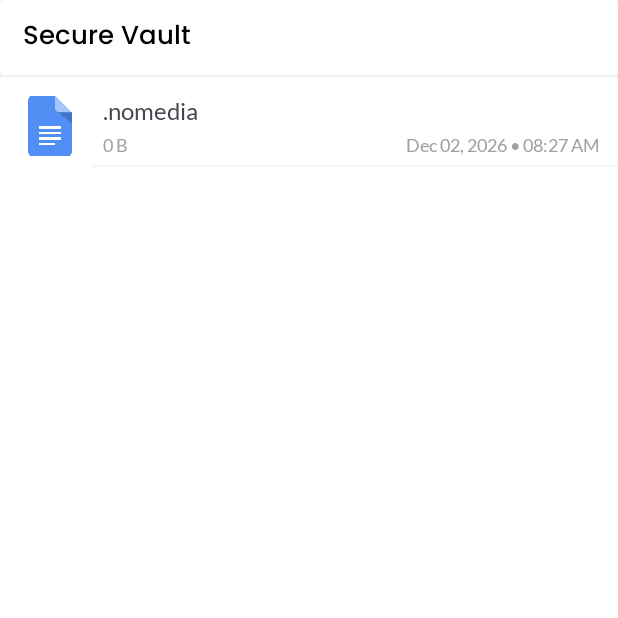
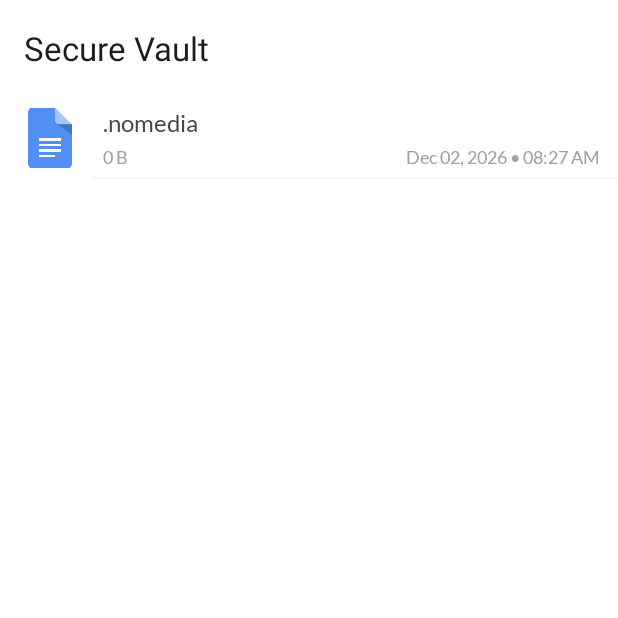
Before and after one commit to shivamtechstack/FileFusion, an Android app: the fragment VaultFragment placed in its activity, on a phone screen of 412 x 824 dp, the top half of it. Run offline under Robolectric (Android 15) with nearby library versions, the phone set to English and light mode, and no system bars; pictures from the network do not load; Roboto replaces fonts that are not available here.

Commit message:
- Added a new fragment to display detailed information about files and folders.

```diff
--- a/app/src/main/java/shivam/sycodes/filefusion/fragments/FileExplorerFragment.kt
+++ b/app/src/main/java/shivam/sycodes/filefusion/fragments/FileExplorerFragment.kt
@@ -127,7 +127,7 @@ class FileExplorerFragment : Fragment() {
         fileSharingHelper=FileSharingHelper(requireContext())
         fileRenameHelper= FileRenameHelper(requireContext())
         fileOperationHelper= FileOperationHelper(requireContext())
-        bottomPopUpMenu= BottomPopUpMenu(requireContext())
+        bottomPopUpMenu= BottomPopUpMenu(this,requireContext())
         createFileFolderClass = CreateFileAndFolder(requireContext())
         fileOpener = FileOpener(requireContext())
         permissionHelper = PermissionHelper(requireContext())
--- a/app/src/main/java/shivam/sycodes/filefusion/service/DeleteWorker.kt
+++ b/app/src/main/java/shivam/sycodes/filefusion/service/DeleteWorker.kt
@@ -63,11 +63,13 @@ class DeleteWorker(private val context: Context, workerParams: WorkerParameters)
                 .setSmallIcon(android.R.drawable.ic_menu_delete)
                 .setContentTitle(if (success) "Deleted" else "Failed to delete")
                 .setContentText("File: $fileName")
-                .setPriority(NotificationCompat.PRIORITY_HIGH)
+                .setPriority(NotificationCompat.PRIORITY_LOW)
                 .setAutoCancel(true)
+                .setOnlyAlertOnce(true)
                 .build()
 
             NotificationManagerCompat.from(context).notify(fileName.hashCode(), notification)
+
         }
     }
 
--- a/app/src/main/res/layout/fragment_vault.xml
+++ b/app/src/main/res/layout/fragment_vault.xml
@@ -8,41 +8,19 @@
     android:orientation="vertical"
     tools:context=".fragments.VaultFragment">
 
-  <androidx.cardview.widget.CardView
-      android:id="@+id/secureVaultTopText"
+  <androidx.appcompat.widget.Toolbar
+      android:id="@+id/vault_toolBar"
       android:layout_width="match_parent"
-      android:layout_gravity="center_vertical"
-      android:layout_height="50dp">
-
-  <LinearLayout
-      android:layout_width="match_parent"
-      android:layout_height="match_parent"
-      android:gravity="center_vertical"
-      android:orientation="horizontal">
-
-
-    <TextView
-        android:gravity="center_vertical"
-        android:layout_width="wrap_content"
-        android:layout_marginStart="15dp"
-        android:layout_gravity="center"
-        android:textColor="@color/blackwhite"
-        android:layout_height="match_parent"
-        android:text="Secure Vault"
-        android:textSize="17sp"
-        android:fontFamily="@font/poppins_medium"/>
-
-  </LinearLayout>
-
-  </androidx.cardview.widget.CardView>
+      android:layout_height="wrap_content"
+      app:title="Secure Vault"/>
 
   <androidx.cardview.widget.CardView
       android:id="@+id/VaultTopPopUpNavigation"
       android:layout_width="match_parent"
       android:layout_marginHorizontal="7dp"
-      android:layout_marginTop="7dp"
+      android:layout_marginTop="2dp"
       app:cardCornerRadius="12dp"
-      android:backgroundTint="@color/app_pallet"
+      android:backgroundTint="@color/cardsDarkColor"
       android:layout_height="wrap_content"
       android:layout_gravity="top"
       android:visibility="gone">
@@ -69,16 +47,15 @@
           android:layout_width="0dp"
           android:layout_marginStart="4dp"
           android:layout_height="wrap_content"
-          android:text="Files Selected"
+          android:text="1 file selected"
           android:layout_weight="9"
-          android:textColor="@color/white"
           tools:ignore="HardcodedText" />
 
       <ImageView
           android:id="@+id/vault_selectAllButton"
           android:layout_width="26dp"
           android:layout_height="26dp"
-          app:tint="@color/white"
+          app:tint="@color/iconcolor"
           android:layout_weight="1"
           android:layout_marginEnd="2dp"
           android:src="@drawable/baseline_done_all_24"
@@ -92,7 +69,7 @@
       android:id="@+id/vault_recycler_view"
       android:layout_width="match_parent"
       android:layout_height="0dp"
-      android:layout_marginTop="8dp"
+      android:layout_marginTop="2dp"
       android:layout_weight="1" />
 
   <androidx.cardview.widget.CardView
@@ -101,7 +78,7 @@
       android:layout_marginHorizontal="7dp"
       android:layout_marginBottom="7dp"
       app:cardCornerRadius="12dp"
-      android:backgroundTint="@color/app_pallet"
+      android:backgroundTint="@color/cardsDarkColor"
       android:layout_height="wrap_content"
       android:layout_gravity="bottom"
       android:visibility="gone">
@@ -111,35 +88,79 @@
         android:layout_height="wrap_content"
         android:layout_gravity="bottom"
         android:orientation="horizontal"
-        android:padding="13dp"
+        android:paddingTop="7dp"
         android:layout_marginBottom="4dp">
+
+      <LinearLayout
+          android:layout_width="wrap_content"
+          android:layout_height="wrap_content"
+          android:layout_weight="1"
+          android:gravity="center"
+          android:orientation="vertical">
 
         <ImageView
             android:id="@+id/vault_FileDelete"
-          android:layout_width="0dp"
+            android:layout_width="wrap_content"
+            android:layout_height="wrap_content"
+            android:src="@drawable/outline_delete_24"
+            app:tint="@color/iconcolor"
+            tools:ignore="ContentDescription" />
+
+        <TextView
+            android:layout_width="wrap_content"
+            android:layout_height="match_parent"
+            android:text="Delete"
+            android:textColor="@color/iconcolor"/>
+      </LinearLayout>
+
+
+
+      <LinearLayout
+          android:layout_width="wrap_content"
           android:layout_height="wrap_content"
           android:layout_weight="1"
-          android:src="@drawable/outline_delete_24"
-          app:tint="@color/white"
-          tools:ignore="ContentDescription" />
+          android:gravity="center"
+          android:orientation="vertical">
 
         <ImageView
             android:id="@+id/vault_fileInfo"
-          android:layout_width="0dp"
+            android:layout_width="wrap_content"
+            android:layout_height="match_parent"
+            android:src="@drawable/baseline_info_outline_24"
+            app:tint="@color/iconcolor"
+            tools:ignore="ContentDescription" />
+
+        <TextView
+            android:layout_width="wrap_content"
+            android:layout_height="match_parent"
+            android:text="Info"
+            android:textColor="@color/iconcolor"/>
+
+      </LinearLayout>
+
+      <LinearLayout
+          android:layout_width="wrap_content"
           android:layout_height="wrap_content"
           android:layout_weight="1"
-          android:src="@drawable/baseline_info_outline_24"
-          app:tint="@color/white"
-          tools:ignore="ContentDescription" />
+          android:gravity="center"
+          android:orientation="vertical">
 
         <ImageView
             android:id="@+id/MoveOutOfVault"
-          android:layout_width="0dp"
+            android:layout_width="wrap_content"
             android:layout_height="wrap_content"
-          android:layout_weight="1"
-          app:tint="@color/white"
+            app:tint="@color/iconcolor"
             android:src="@drawable/outline_drive_file_move_rtl_24"
             tools:ignore="ContentDescription" />
+
+        <TextView
+            android:layout_width="wrap_content"
+            android:layout_height="match_parent"
+            android:text="Move out"
+            android:textColor="@color/iconcolor"/>
+
+      </LinearLayout>
+
 
     </LinearLayout>
 
```
Also changed, not shown: app/src/main/java/shivam/sycodes/filefusion/fragments/FileInfoFragment.kt (added, +170 -0 lines), app/src/main/java/shivam/sycodes/filefusion/fragments/VaultFragment.kt (+15 -0 lines), app/src/main/java/shivam/sycodes/filefusion/popupmenus/BottomPopUpMenu.kt (+15 -20 lines), app/src/main/res/layout/fragment_file_info.xml (added, +195 -0 lines), app/src/main/res/drawable/img.png (added). Lines whose indentation alone changed are shown as unchanged.
